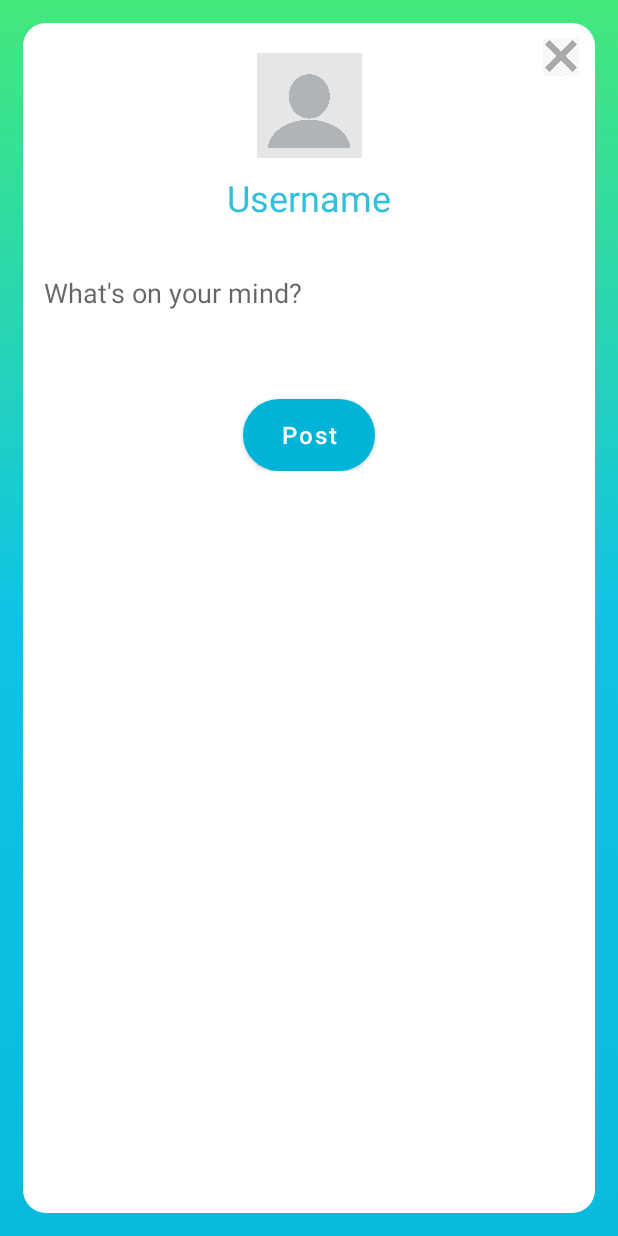
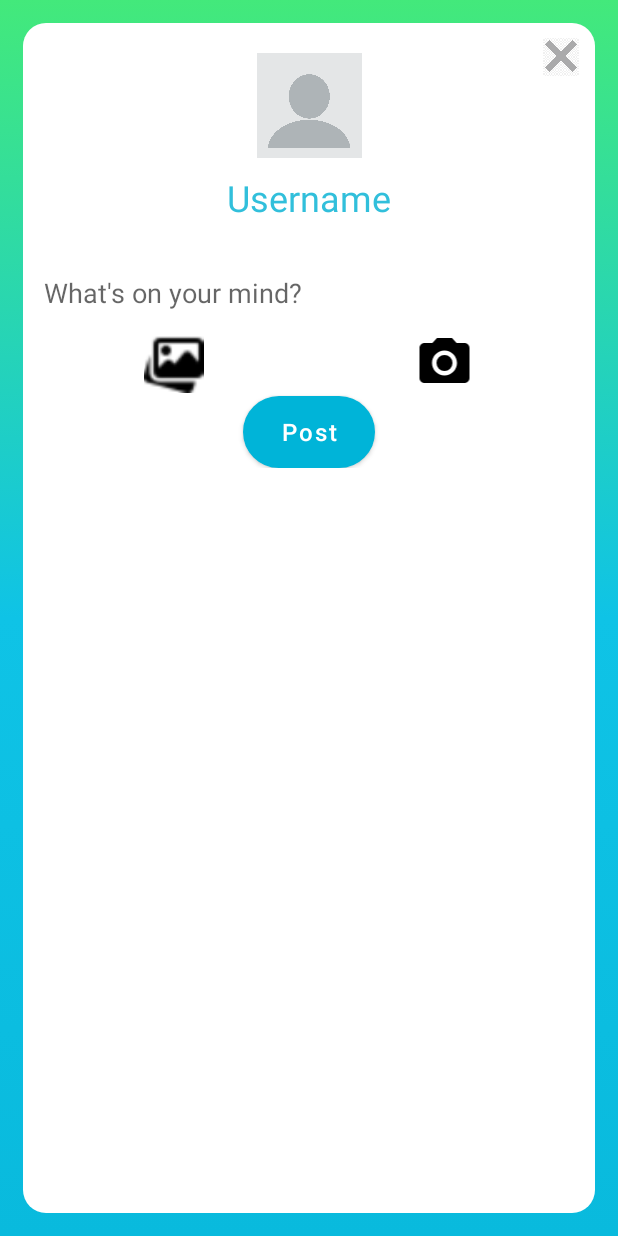
Before and after one commit to DocchiAndroid/Docchi, an Android app: the fragment CreatePostFragment shown on its own in the app's theme, on a phone screen of 412 x 824 dp. Run offline under Robolectric (Android 15) with nearby library versions, the light colour scheme and no system bars; libraries missing offline, so code that uses them is left out: com.parse; pictures from the network do not load; Roboto replaces fonts that are not available here; 5 statements that could not run were skipped.

Commit message:
create post button fix

```diff
--- a/app/src/main/java/com/example/docchi/fragments/CreatePostFragment.java
+++ b/app/src/main/java/com/example/docchi/fragments/CreatePostFragment.java
@@ -437,15 +437,7 @@ public class CreatePostFragment extends Fragment {
                 .getMetrics(displayMetrics);
         int width = displayMetrics.widthPixels;
 
-        //resize camera button to cover half of screen width
-        ViewGroup.LayoutParams btnCaptureImageLayoutParams = btnCaptureImage.getLayoutParams();
-        btnCaptureImageLayoutParams.width = width / 2;
-        btnCaptureImage.setLayoutParams(btnCaptureImageLayoutParams);
 
-        //resize file selector button to cover half of screen width
-        ViewGroup.LayoutParams btnSelectImageLayoutParams = btnSelectImage.getLayoutParams();
-        btnSelectImageLayoutParams.width = width / 2;
-        btnSelectImage.setLayoutParams(btnSelectImageLayoutParams);
     }
 
     //show progress bar while uploading
--- a/app/src/main/res/layout/fragment_create_post.xml
+++ b/app/src/main/res/layout/fragment_create_post.xml
@@ -108,30 +108,37 @@
 
                 </androidx.recyclerview.widget.RecyclerView>
 
+                <androidx.constraintlayout.widget.ConstraintLayout
+                    android:id="@+id/constLayout"
+                    android:layout_width="match_parent"
+                    android:layout_height="match_parent">
+
                     <ImageView
                         android:id="@+id/btnCaptureImageCreatePoll"
-                    android:layout_width="40dp"
+                        android:layout_width="0dp"
                         android:layout_height="40dp"
-                    android:layout_below="@+id/rvCreatePost"
-                    android:layout_marginStart="5dp"
                         android:layout_marginTop="2dp"
-                    android:src="@drawable/ic_baseline_photo_camera_24" />
+                        android:src="@drawable/ic_baseline_photo_camera_24"
+                        app:layout_constraintEnd_toEndOf="parent"
+                        app:layout_constraintStart_toEndOf="@+id/btnSelectImageCreatePoll"
+                        app:layout_constraintTop_toTopOf="parent" />
 
                     <ImageView
                         android:id="@+id/btnSelectImageCreatePoll"
-                    android:layout_width="40dp"
+                        android:layout_width="0dp"
                         android:layout_height="40dp"
-                    android:layout_below="@+id/rvCreatePost"
-                    android:layout_marginStart="2dp"
                         android:layout_marginTop="2dp"
-                    android:layout_toEndOf="@id/btnCaptureImageCreatePoll"
-                    android:src="@drawable/image_gallery" />
+                        android:src="@drawable/image_gallery"
+                        app:layout_constraintEnd_toStartOf="@+id/btnCaptureImageCreatePoll"
+                        app:layout_constraintStart_toStartOf="parent"
+                        app:layout_constraintTop_toTopOf="parent" />
+                </androidx.constraintlayout.widget.ConstraintLayout>
 
                 <Button
                     android:id="@+id/btnPostCreatePoll"
                     android:layout_width="wrap_content"
                     android:layout_height="wrap_content"
-                    android:layout_below="@+id/btnCaptureImageCreatePoll"
+                    android:layout_below="@+id/constLayout"
                     android:layout_centerHorizontal="true"
                     android:layout_marginTop="2dp"
                     android:background="@drawable/btn_rounded"
```
Lines whose indentation alone changed are shown as unchanged.
